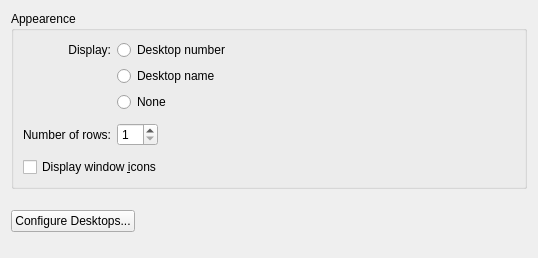
First picture: the form in plasma/applets/pager/pagerConfig.ui, repository mgottschlag/kwin-tiling, before the edit.
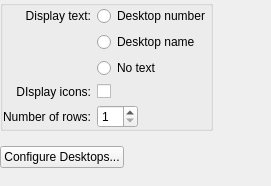
Second picture: the form after the edit.

Commit message: don't need a group box title, align all the widgets

What changed in the file:
```diff
--- a/plasma/applets/pager/pagerConfig.ui
+++ b/plasma/applets/pager/pagerConfig.ui
@@ -5,8 +5,8 @@
    <rect>
     <x>0</x>
     <y>0</y>
-    <width>538</width>
-    <height>258</height>
+    <width>271</width>
+    <height>186</height>
    </rect>
   </property>
   <property name="windowTitle" >
@@ -15,70 +15,76 @@
   <property name="accessibleName" >
    <string>Configure Pager</string>
   </property>
-  <layout class="QVBoxLayout" name="verticalLayout" >
-   <item>
+  <layout class="QGridLayout" name="gridLayout_2" >
+   <property name="margin" >
+    <number>0</number>
+   </property>
+   <property name="spacing" >
+    <number>0</number>
+   </property>
+   <item row="0" column="0" >
     <widget class="QGroupBox" name="appearenceGroupBox" >
      <property name="title" >
-      <string>Appearence</string>
+      <string/>
+     </property>
+     <property name="flat" >
+      <bool>true</bool>
      </property>
      <property name="checkable" >
       <bool>false</bool>
      </property>
      <layout class="QGridLayout" name="gridLayout" >
-      <item row="4" column="1" >
-       <layout class="QHBoxLayout" name="horizontalLayout_2" >
-        <item>
-         <widget class="QSpinBox" name="spinRows" >
-          <property name="toolTip" >
-           <string>Change the number of rows</string>
-          </property>
-          <property name="whatsThis" >
-           <string>Change the number of rows</string>
-          </property>
-          <property name="minimum" >
-           <number>1</number>
-          </property>
-          <property name="maximum" >
-           <number>20</number>
-          </property>
-         </widget>
-        </item>
-        <item>
-         <spacer name="horizontalSpacer" >
-          <property name="orientation" >
-           <enum>Qt::Horizontal</enum>
-          </property>
-          <property name="sizeHint" stdset="0" >
-           <size>
-            <width>17</width>
-            <height>20</height>
-           </size>
-          </property>
-         </spacer>
-        </item>
-       </layout>
+      <property name="margin" >
+       <number>0</number>
+      </property>
+      <item row="0" column="0" >
+       <widget class="QLabel" name="displayLabel" >
+        <property name="text" >
+         <string>Display text:</string>
+        </property>
+        <property name="alignment" >
+         <set>Qt::AlignRight|Qt::AlignTrailing|Qt::AlignVCenter</set>
+        </property>
+       </widget>
       </item>
-      <item row="0" column="1" >
+      <item row="0" column="1" colspan="2" >
        <widget class="QRadioButton" name="desktopNumberRadioButton" >
         <property name="text" >
          <string>Desktop number</string>
         </property>
        </widget>
       </item>
-      <item row="2" column="1" >
+      <item row="1" column="1" colspan="2" >
+       <widget class="QRadioButton" name="desktopNameRadioButton" >
+        <property name="text" >
+         <string>Desktop name</string>
+        </property>
+       </widget>
+      </item>
+      <item row="2" column="1" colspan="2" >
        <widget class="QRadioButton" name="displayNoneRadioButton" >
         <property name="text" >
-         <string>None</string>
+         <string>No text</string>
         </property>
        </widget>
       </item>
-      <item row="0" column="0" >
-       <widget class="QLabel" name="displayLabel" >
+      <item row="3" column="0" >
+       <widget class="QLabel" name="label" >
         <property name="text" >
-         <string>Display:</string>
+         <string>DIsplay icons:</string>
         </property>
         <property name="alignment" >
          <set>Qt::AlignRight|Qt::AlignTrailing|Qt::AlignVCenter</set>
+        </property>
+        <property name="buddy" >
+         <cstring>showWindowIconsCheckBox</cstring>
+        </property>
+       </widget>
+      </item>
+      <item row="3" column="1" colspan="2" >
+       <widget class="QCheckBox" name="showWindowIconsCheckBox" >
+        <property name="text" >
+         <string/>
         </property>
        </widget>
       </item>
@@ -95,52 +101,35 @@
         </property>
        </widget>
       </item>
-      <item row="1" column="1" >
-       <widget class="QRadioButton" name="desktopNameRadioButton" >
-        <property name="text" >
-         <string>Desktop name</string>
+      <item row="4" column="1" >
+       <widget class="QSpinBox" name="spinRows" >
+        <property name="toolTip" >
+         <string>Change the number of rows</string>
         </property>
-       </widget>
-      </item>
-      <item row="3" column="1" >
-       <spacer name="verticalSpacer_2" >
-        <property name="orientation" >
-         <enum>Qt::Vertical</enum>
+        <property name="whatsThis" >
+         <string>Change the number of rows</string>
         </property>
-        <property name="sizeType" >
-         <enum>QSizePolicy::Fixed</enum>
+        <property name="minimum" >
+         <number>1</number>
         </property>
-        <property name="sizeHint" stdset="0" >
-         <size>
-          <width>393</width>
-          <height>5</height>
-         </size>
+        <property name="maximum" >
+         <number>20</number>
         </property>
-       </spacer>
+       </widget>
       </item>
-      <item row="5" column="1" >
-       <spacer name="verticalSpacer_3" >
+      <item row="4" column="2" >
+       <spacer name="horizontalSpacer_3" >
         <property name="orientation" >
-         <enum>Qt::Vertical</enum>
+         <enum>Qt::Horizontal</enum>
         </property>
-        <property name="sizeType" >
-         <enum>QSizePolicy::Fixed</enum>
-        </property>
         <property name="sizeHint" stdset="0" >
          <size>
-          <width>393</width>
-          <height>5</height>
+          <width>64</width>
+          <height>20</height>
          </size>
         </property>
        </spacer>
       </item>
-      <item row="6" column="0" colspan="2" >
-       <widget class="QCheckBox" name="showWindowIconsCheckBox" >
-        <property name="text" >
-         <string>Display window &amp;icons</string>
-        </property>
-       </widget>
-      </item>
      </layout>
      <zorder>desktopNumberRadioButton</zorder>
      <zorder>displayNoneRadioButton</zorder>
@@ -152,7 +141,20 @@
      <zorder>showWindowIconsCheckBox</zorder>
     </widget>
    </item>
-   <item>
+   <item row="0" column="1" >
+    <spacer name="horizontalSpacer" >
+     <property name="orientation" >
+      <enum>Qt::Horizontal</enum>
+     </property>
+     <property name="sizeHint" stdset="0" >
+      <size>
+       <width>4</width>
+       <height>20</height>
+      </size>
+     </property>
+    </spacer>
+   </item>
+   <item row="1" column="0" >
     <spacer name="verticalSpacer" >
      <property name="orientation" >
       <enum>Qt::Vertical</enum>
@@ -168,7 +170,7 @@
      </property>
     </spacer>
    </item>
-   <item>
+   <item row="2" column="0" colspan="2" >
     <layout class="QHBoxLayout" name="horizontalLayout" >
      <item>
       <widget class="QPushButton" name="configureDesktopsButton" >
@@ -192,7 +194,7 @@
      </item>
     </layout>
    </item>
-   <item>
+   <item row="3" column="0" >
     <spacer name="verticalSpacer_4" >
      <property name="orientation" >
       <enum>Qt::Vertical</enum>
```
Left out of the diff: 16 changed lines with no effect on the pictures.
